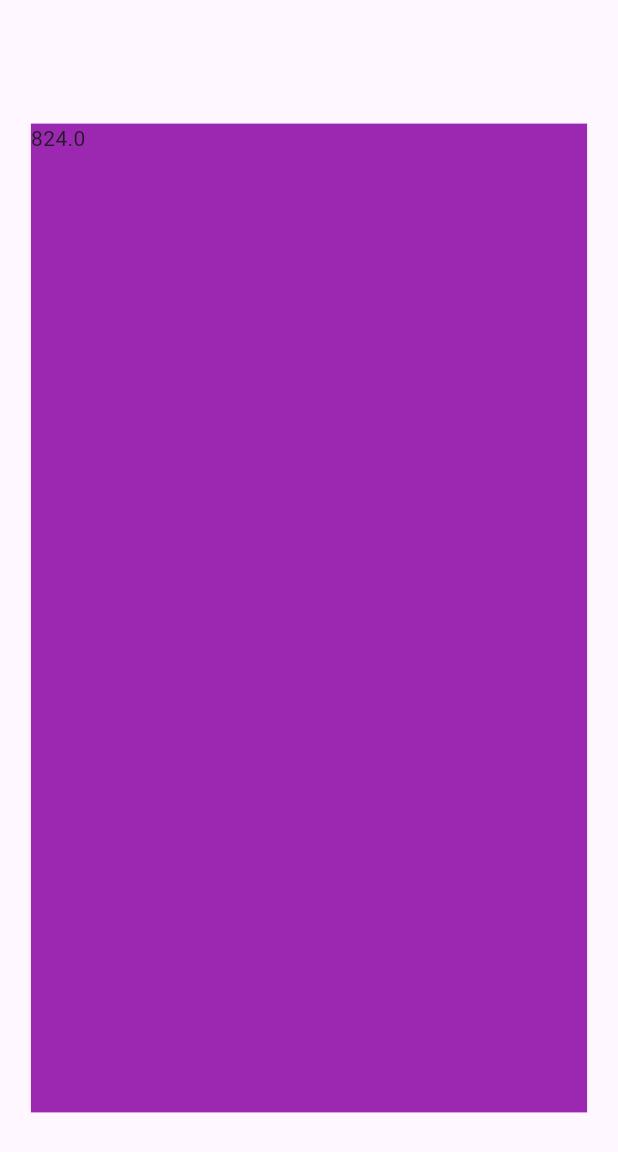
After one commit to evera112398/boton_ceti, a Flutter app: the screen it shows after launch, item 2 of the bottom bar chosen, after a tap on "SEGURIDAD", on a phone screen of 412 x 824 dp. The commit adds this screen. Shown: the top 1152 px of the screen. Run offline on Flutter 3.47's test engine with Material 3 defaults, Android fonts, the phone set to English and light mode, and no system bars; our stand-ins replace animated_notch_bottom_bar, geolocator, google_maps_flutter, lottie.

Commit message:
23/04/24

```diff
--- a/lib/global/global_vars.dart
+++ b/lib/global/global_vars.dart
@@ -1,4 +1,5 @@
 import 'package:flutter/material.dart';
+import 'package:google_maps_flutter/google_maps_flutter.dart';
 
 class VariablesGlobales {
   static Color bgColor = const Color.fromRGBO(255, 255, 255, 1);
@@ -11,4 +12,16 @@ class VariablesGlobales {
     'Tonalá',
     'Rio Santiago',
   ];
+
+  static List<LatLng> coordinatesTonala = [
+    const LatLng(20.630172611583806, -103.251650306506),
+    const LatLng(20.63071220651828, -103.25157823539821),
+    const LatLng(20.63115595092246, -103.25175272334673),
+    const LatLng(20.631297948857387, -103.25084235145874),
+    const LatLng(20.631067202145836, -103.25043268410914),
+    const LatLng(20.630261360885637, -103.25018612505613),
+    const LatLng(20.628972715994287, -103.25059958562193),
+    const LatLng(20.629114715966278, -103.25120650021393),
+    const LatLng(20.62975016421788, -103.25176410299532)
+  ];
 }
--- a/lib/views/alert_screen.dart
+++ b/lib/views/alert_screen.dart
@@ -1,5 +1,7 @@
 import 'dart:ui';
+import 'package:boton_ceti/animations/page_animation.dart';
 import 'package:boton_ceti/models/alert_card.dart';
+import 'package:boton_ceti/views/map_screen.dart';
 import 'package:flutter/material.dart';
 
 class AlertScreen extends StatefulWidget {
@@ -30,7 +32,8 @@ class _AlertScreenState extends State<AlertScreen> {
                     decoration: BoxDecoration(
                       borderRadius: const BorderRadius.only(
                         bottomLeft: Radius.circular(20),
-                          bottomRight: Radius.circular(20)),
+                        bottomRight: Radius.circular(20),
+                      ),
                       boxShadow: [
                         BoxShadow(
                           offset: const Offset(0, 3),
@@ -112,7 +115,7 @@ class _AlertScreenState extends State<AlertScreen> {
             ),
           ),
           Expanded(
-            flex: 3,
+            flex: 4,
             child: Container(
               width: double.infinity,
               padding: const EdgeInsets.all(10),
@@ -127,13 +130,21 @@ class _AlertScreenState extends State<AlertScreen> {
                             physics: const BouncingScrollPhysics(),
                             child: Column(
                               children: [
-                                AlertCard(
+                                GestureDetector(
+                                  onTap: () => Future.microtask(() {
+                                    Navigator.of(context).push(
+                                      crearRutaNamed(
+                                          const MapScreen(), 'alertRunning'),
+                                    );
+                                  }),
+                                  child: AlertCard(
                                     alertType: 'SEGURIDAD',
                                     alertIcon: Icons.copy,
                                     containerHeight: constraints.maxHeight,
                                     alertDescription:
                                         'Viví o presencié un incidente de seguridad.',
                                     imagePath: 'assets/icons/seguridad.png',
+                                  ),
                                 ),
                                 const SizedBox(height: 10),
                                 AlertCard(
--- /dev/null
+++ b/lib/views/map_screen.dart
@@ -0,0 +1,125 @@
+import 'dart:async';
+import 'dart:collection';
+
+import 'package:boton_ceti/global/global_vars.dart';
+import 'package:flutter/material.dart';
+import 'package:geolocator/geolocator.dart';
+import 'package:google_maps_flutter/google_maps_flutter.dart';
+import 'package:lottie/lottie.dart';
+
+class MapScreen extends StatefulWidget {
+  const MapScreen({super.key});
+
+  @override
+  MapScreenState createState() => MapScreenState();
+}
+
+class MapScreenState extends State<MapScreen> {
+  final Completer<GoogleMapController> _controller = Completer();
+  final Completer<void> _positionCompleter = Completer();
+  final LatLng _center = const LatLng(45.521563, -122.677433);
+  final Set<Polygon> _polygon = HashSet<Polygon>();
+  late Position _currentPosition;
+  late bool _positionFetched = false;
+  late bool _locationPermission = false;
+
+  @override
+  void initState() {
+    getUserCurrentLocation();
+    _polygon.add(
+      Polygon(
+        polygonId: const PolygonId('tonala'),
+        points: VariablesGlobales.coordinatesTonala,
+        fillColor: VariablesGlobales.coloresApp[1].withOpacity(0.4),
+        strokeWidth: 2,
+        geodesic: true,
+        strokeColor: VariablesGlobales.coloresApp[0],
+      ),
+    );
+    super.initState();
+  }
+
+  Future<void> getUserCurrentLocation() async {
+    await Geolocator.requestPermission().then((value) async {
+      if (value == LocationPermission.whileInUse ||
+          value == LocationPermission.always) {
+        _locationPermission = true;
+        _currentPosition = await Geolocator.getCurrentPosition();
+        _positionFetched = true;
+        if (!_positionCompleter.isCompleted) {
+          _positionCompleter.complete();
+        }
+      } else {
+        _locationPermission = false;
+      }
+      setState(() {});
+    }).onError((error, stackTrace) async {
+      await Geolocator.requestPermission();
+      print('ERROR$error');
+    });
+  }
+
+  void _onMapCreated(GoogleMapController controller) async {
+    if (!_controller.isCompleted) {
+      _controller.complete(controller);
+    }
+    if (_positionFetched) {
+      final GoogleMapController controller = await _controller.future;
+      controller.animateCamera(
+        CameraUpdate.newCameraPosition(
+          CameraPosition(
+            target:
+                LatLng(_currentPosition.latitude, _currentPosition.longitude),
+            zoom: 18.5,
+          ),
+        ),
+      );
+    } else {
+      await _positionCompleter.future;
+      _onMapCreated(controller);
+    }
+  }
+
+  @override
+  void dispose() {
+    super.dispose();
+  }
+
+  @override
+  Widget build(BuildContext context) {
+    return Scaffold(
+      body: _locationPermission
+          ? GoogleMap(
+              mapType: MapType.normal,
+              myLocationEnabled: _locationPermission,
+              compassEnabled: true,
+              buildingsEnabled: true,
+              rotateGesturesEnabled: true,
+              scrollGesturesEnabled: true,
+              zoomControlsEnabled: false,
+              zoomGesturesEnabled: false,
+              myLocationButtonEnabled: false,
+              onMapCreated: _onMapCreated,
+              initialCameraPosition: CameraPosition(
+                target: _center,
+                zoom: 11.0,
+              ),
+              polygons: _polygon,
+            )
+          : LayoutBuilder(
+              builder: (context, constraints) {
+                return Center(
+                  child: Container(
+                    height: constraints.maxHeight * 0.8,
+                    width: constraints.maxWidth * 0.9,
+                    color: Colors.purple,
+                    child: Text(
+                      constraints.maxHeight.toString(),
+                    ),
+                  ),
+                );
+              },
+            ),
+    );
+  }
+}
--- a/pubspec.yaml
+++ b/pubspec.yaml
@@ -38,6 +38,9 @@ dependencies:
   flutter_dotenv: ^5.1.0
   provider: ^6.1.2
   animated_notch_bottom_bar: ^1.0.0
+  google_maps_flutter: ^2.5.3
+  geolocator: ^11.0.0
+  lottie: ^2.7.0
 
 dev_dependencies:
   flutter_test:
@@ -59,6 +62,7 @@ flutter:
   assets:
     - assets/images/
     - assets/icons/
+    - assets/lotties/
     - .env
   fonts:
     - family: Nutmeg
```
Also changed, not shown: assets/lotties/no_location.json (added, +1 -0 lines), lib/animations/page_animation.dart (added, +122 -0 lines), pubspec.lock, 5 other files. Lines whose indentation alone changed are shown as unchanged.
